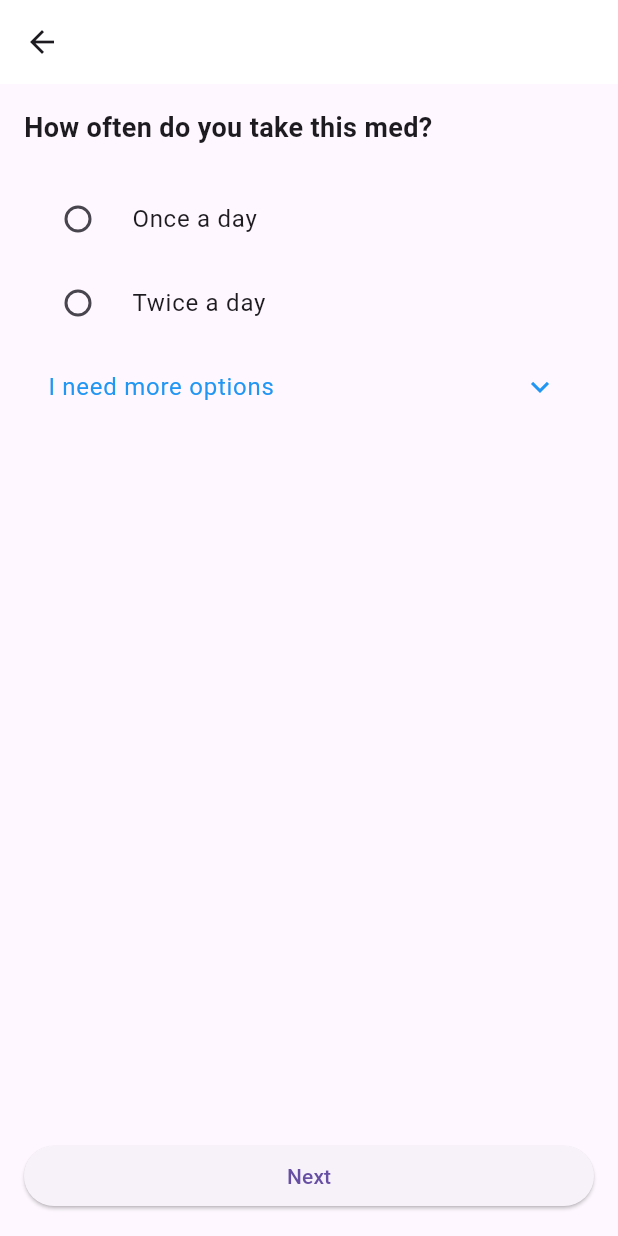
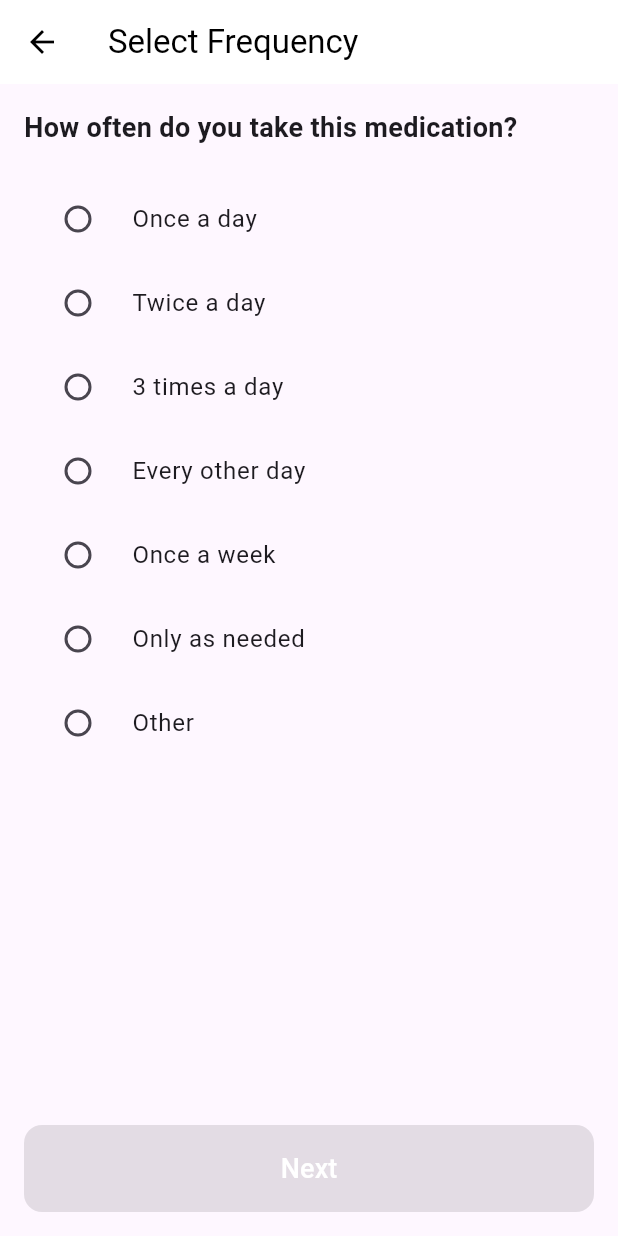
Before and after one commit to nourhandardeer/Health-Buddy, a Flutter app: the TimesPage screen opened directly with empty values, on a phone screen of 412 x 824 dp. Run offline on Flutter 3.47's test engine with Material 3 defaults, Android fonts, the phone set to English and light mode, and no system bars; our stand-ins replace cloud_firestore, device_preview, firebase_auth, firebase_core, geolocator, google_maps_flutter and 2 more; accounts and stored records are empty.

Commit message:
Update times

```diff
--- a/lib/AddMed/times.dart
+++ b/lib/AddMed/times.dart
@@ -1,17 +1,20 @@
 import 'package:flutter/material.dart';
 import 'package:cloud_firestore/cloud_firestore.dart';
 import 'date.dart';
+import 'refillrequest.dart';
 
 class TimesPage extends StatefulWidget {
   final String medicationName;
   final String selectedUnit;
-  final String documentId; // Document ID for the existing document
+  final String documentId;
+  final String startDate;
 
   const TimesPage({
     Key? key,
     required this.medicationName,
     required this.selectedUnit,
     required this.documentId,
+    required this.startDate,
   }) : super(key: key);
 
   @override
@@ -20,66 +23,68 @@ class TimesPage extends StatefulWidget {
 
 class _TimesPageState extends State<TimesPage> {
   String? selectedFrequency;
-  final Map<String, String> customDetails = {};
+  bool showOtherOptions = false;
 
-  final List<String> commonFrequencies = ["Once a day", "Twice a day"];
-  final List<String> additionalFrequencies = [
+
+  final List<String> frequencyOptions = [
+    "Once a day",
+    "Twice a day",
+    "3 times a day",
+    "Every other day",
+    "Once a week",
+    "Only as needed",
+    "Other",
+  ];
+
+  final List<String> otherOptions = [
     "Specific days of the week",
     "Every X days",
     "Every X weeks",
     "Every X months",
-    "On demand"
   ];
-  bool showMoreOptions = false;
 
-  /// Prompts the user to enter custom details for a given frequency.
-  void _askForDetails(String frequency) {
-    final TextEditingController controller = TextEditingController();
-    showDialog(
-      context: context,
-      builder: (context) {
-        return AlertDialog(
-          title: Text("Enter details for $frequency"),
-          content: TextField(
-            controller: controller,
-            decoration: const InputDecoration(hintText: "Enter details"),
-          ),
-          actions: [
-            TextButton(
-              onPressed: () => Navigator.pop(context),
-              child: const Text("Cancel"),
-            ),
-            TextButton(
-              onPressed: () {
-                setState(() {
-                  if (frequency.isNotEmpty) {
-                    customDetails[frequency] = controller.text;
-                    selectedFrequency = "$frequency - ${controller.text}";
-                  }
-                });
-                Navigator.pop(context);
-              },
-              child: const Text("OK"),
-            ),
-          ],
+  Future<void> saveFrequency() async {
+    if (selectedFrequency == null) {
+      ScaffoldMessenger.of(context).showSnackBar(
+        const SnackBar(content: Text('Please select a frequency')),
       );
-      },
-    );
+      return;
     }
 
-  /// Updates the existing document with the selected frequency data and navigates to DatePage.
-  Future<void> saveFrequency() async {
-  if (selectedFrequency != null) {
     try {
       await FirebaseFirestore.instance
           .collection('meds')
           .doc(widget.documentId)
           .update({
         'frequency': selectedFrequency,
+        'isAsNeeded': selectedFrequency == "Only as needed",
         'timestamp': FieldValue.serverTimestamp(),
+        'startDate':'Saturday',
       });
 
       if (mounted) {
+        // Only as needed ➡ RefillRequest
+        if (selectedFrequency == "Only as needed") {
+          Navigator.push(
+            context,
+            MaterialPageRoute(
+              builder: (context) => RefillRequest(
+                medicationName: widget.medicationName,
+                selectedUnit: widget.selectedUnit,
+                selectedFrequency: selectedFrequency!,
+                reminderTime: "As Needed",
+                documentId: widget.documentId,
+
+              ),
+            ),
+          );
+        }
+
+        // Specific days or recurring ➡ DatePage
+        else if (selectedFrequency == "Specific days of the week" ||
+            selectedFrequency == "Every X days" ||
+            selectedFrequency == "Every X weeks" ||
+            selectedFrequency == "Every X months") {
           Navigator.push(
             context,
             MaterialPageRoute(
@@ -87,84 +92,141 @@ class _TimesPageState extends State<TimesPage> {
                 medicationName: widget.medicationName,
                 selectedUnit: widget.selectedUnit,
                 selectedFrequency: selectedFrequency!,
-              documentId: widget.documentId, // تمرير نفس الـ documentId
+                documentId: widget.documentId,
               ),
             ),
           );
         }
-    } catch (e) {
-      ScaffoldMessenger.of(context).showSnackBar(
-        SnackBar(content: Text('Error saving frequency: $e'), backgroundColor: Colors.red),
-      );
-    }
-  } else {
-    ScaffoldMessenger.of(context).showSnackBar(
-      const SnackBar(
-        content: Text('Please select a frequency before proceeding'),
-        backgroundColor: Colors.red,
+
+        // باقي التكرارات ➡ DatePage
+        else {
+          Navigator.push(
+            context,
+            MaterialPageRoute(
+              builder: (context) => DatePage(
+                medicationName: widget.medicationName,
+                selectedUnit: widget.selectedUnit,
+                selectedFrequency: selectedFrequency!,
+                documentId: widget.documentId,
+              ),
             ),
           );
         }
       }
+    } catch (e) {
+      ScaffoldMessenger.of(context).showSnackBar(
+        SnackBar(content: Text('Error saving frequency: $e')),
+      );
+    }
+  }
 
+  // فتح قائمة Other Options
+  void _toggleOtherOptions() {
+    setState(() {
+      showOtherOptions = !showOtherOptions;
+      selectedFrequency = null;
+    });
+  }
 
   @override
   Widget build(BuildContext context) {
     return Scaffold(
-      appBar: AppBar(backgroundColor: Colors.white),
+      appBar: AppBar(
+        backgroundColor: Colors.white,
+        elevation: 0,
+        title: const Text("Select Frequency", style: TextStyle(color: Colors.black)),
+        iconTheme: const IconThemeData(color: Colors.black),
+      ),
       body: Padding(
         padding: const EdgeInsets.all(16.0),
         child: Column(
           crossAxisAlignment: CrossAxisAlignment.start,
           children: [
             const Text(
-              "How often do you take this med?",
+              "How often do you take this medication?",
               style: TextStyle(fontSize: 18, fontWeight: FontWeight.bold),
             ),
             const SizedBox(height: 20),
             Expanded(
               child: ListView(
                 children: [
-                  // Display common frequency options.
-                  ...commonFrequencies.map(
-                    (frequency) => RadioListTile<String>(
+                  // خيارات التكرار الأساسية
+                  ...frequencyOptions.map((frequency) {
+                    return RadioListTile<String>(
                       title: Text(frequency),
                       value: frequency,
                       groupValue: selectedFrequency,
-                      onChanged: (value) =>
-                          setState(() => selectedFrequency = value),
+                      onChanged: (value) {
+                        if (value == "Other") {
+                          _toggleOtherOptions();
+                        } else {
+                          setState(() {
+                            selectedFrequency = value;
+                            showOtherOptions = false;
+                          });
+                        }
+                      },
+                    );
+                  }).toList(),
+
+                  // لو "Other" ظاهر
+                  if (showOtherOptions) ...[
+                    const Divider(),
+                    const Text(
+                      "Other Options",
+                      style: TextStyle(fontSize: 16, fontWeight: FontWeight.bold),
+                    ),
+                    const SizedBox(height: 10),
+                    ...otherOptions.map((option) {
+                      return ListTile(
+                        title: Text(option),
+                        trailing: selectedFrequency == option
+                            ? const Icon(Icons.check_circle, color: Colors.blue)
+                            : null,
+                        onTap: () {
+                          // لما يدوس على Every X ➡ يروح مباشرة على DatePage
+                          if (option == "Every X days" ||
+                              option == "Every X weeks" ||
+                              option == "Every X months") {
+                            Navigator.push(
+                              context,
+                              MaterialPageRoute(
+                                builder: (context) => DatePage(
+                                  medicationName: widget.medicationName,
+                                  selectedUnit: widget.selectedUnit,
+                                  selectedFrequency: option,
+                                  documentId: widget.documentId,
                                 ),
                               ),
-                  // Button to toggle additional frequency options.
-                  ListTile(
-                    title: const Text("I need more options",
-                        style: TextStyle(color: Colors.blue)),
-                    trailing: Icon(
-                      showMoreOptions
-                          ? Icons.expand_less
-                          : Icons.expand_more,
-                      color: Colors.blue,
+                            );
+                          }
+
+                          // Specific days of the week ➡ يروح مباشرة على DatePage
+                          else if (option == "Specific days of the week") {
+                            Navigator.push(
+                              context,
+                              MaterialPageRoute(
+                                builder: (context) => DatePage(
+                                  medicationName: widget.medicationName,
+                                  selectedUnit: widget.selectedUnit,
+                                  selectedFrequency: option,
+                                  documentId: widget.documentId,
                                 ),
-                    onTap: () =>
-                        setState(() => showMoreOptions = !showMoreOptions),
                               ),
-                  // Display additional frequency options when expanded.
-                  if (showMoreOptions)
-                    ...additionalFrequencies.map(
-                      (frequency) => RadioListTile<String>(
-                        title: Text(customDetails[frequency] ?? frequency),
-                        value: customDetails[frequency] ?? frequency,
-                        groupValue: selectedFrequency,
-                        onChanged: (value) {
-                          if (value != null &&
-                              additionalFrequencies.contains(value)) {
-                            _askForDetails(value);
-                          } else {
-                            setState(() => selectedFrequency = value);
+                            );
+                          }
+
+                          // اختيار بسيط ➡ حدده عادي
+                          else {
+                            setState(() {
+                              selectedFrequency = option;
+                              showOtherOptions = false;
+                            });
                           }
                         },
-                      ),
-                    ),
+                      );
+                    }).toList(),
+                  ],
                 ],
               ),
             ),
@@ -174,8 +236,18 @@ class _TimesPageState extends State<TimesPage> {
       bottomNavigationBar: Padding(
         padding: const EdgeInsets.all(16.0),
         child: ElevatedButton(
-          onPressed: saveFrequency,
-          child: const Text("Next"),
+          onPressed: selectedFrequency != null ? saveFrequency : null,
+          style: ElevatedButton.styleFrom(
+            backgroundColor: Colors.blue,
+            padding: const EdgeInsets.symmetric(vertical: 16),
+            shape: RoundedRectangleBorder(
+              borderRadius: BorderRadius.circular(12),
+            ),
+          ),
+          child: const Text(
+            "Next",
+            style: TextStyle(fontSize: 18, color: Colors.white),
+          ),
         ),
       ),
     );
```
Lines whose indentation alone changed are shown as unchanged.
